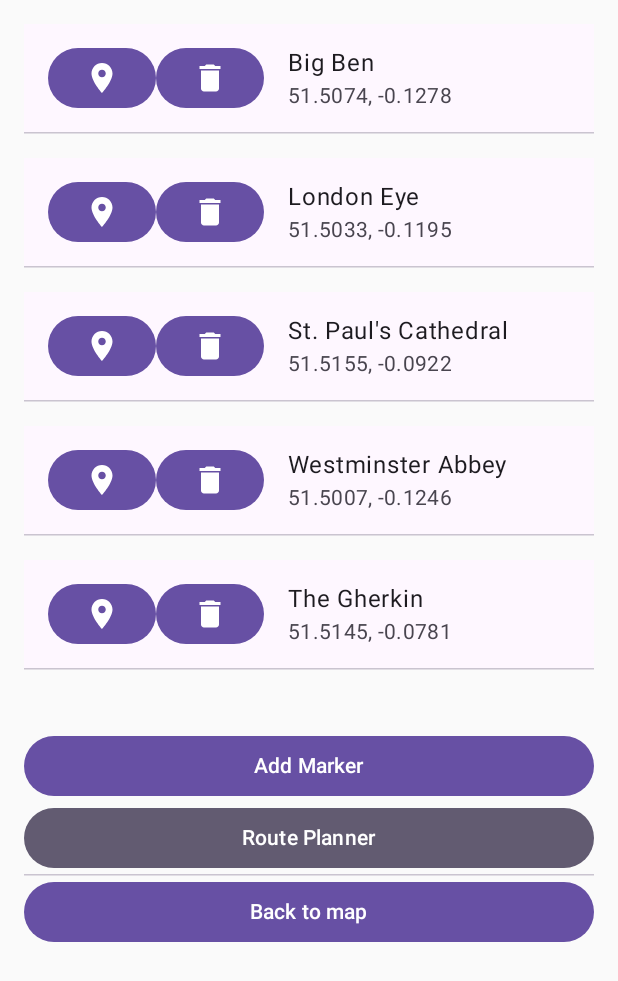
After one commit to Markokry/NavigacjaPD, an Android app built with Jetpack Compose: the MarkersListScreen screen opened through its navigation route, on a phone screen of 412 x 824 dp. The commit adds this screen. Shown: the top 981 px of the screen. Run offline under Robolectric (Android 15) with nearby library versions, the phone set to English and light mode, and no system bars; our stand-ins replace Room's generated code; libraries missing offline, so code that uses them is left out: com.google.maps.android, org.osmdroid.config, org.osmdroid.util, org.osmdroid.views; pictures from the network do not load; 5 statements that could not run were skipped.

Commit message:
#3 - route merge, markers list (#4)
* .idea w gitignore

* #3 - dorzucenie otrzymanego kodu do wyznaczania trasy, lista markerow

```diff
--- a/app/build.gradle
+++ b/app/build.gradle
@@ -84,6 +84,8 @@ dependencies {
     implementation 'com.squareup.retrofit2:converter-gson:2.9.0'
     // HTTP Logger
     implementation("com.squareup.okhttp3:logging-interceptor:4.10.0")
+    // MapUtils
+    implementation 'com.google.maps.android:android-maps-utils:3.9.0'
 
     implementation 'androidx.core:core-ktx:1.12.0'
     implementation 'androidx.lifecycle:lifecycle-runtime-ktx:2.8.7'
--- a/app/src/main/java/com/example/mapnavigationapp/dto/graph/geocoding/GeocodingResultDTO.kt
+++ b/app/src/main/java/com/example/mapnavigationapp/dto/graph/geocoding/GeocodingResultResponse.kt
@@ -13,10 +13,10 @@ package com.example.mapnavigationapp.dto.graph.geocoding
 import com.google.gson.annotations.SerializedName
 
 
-data class GeocodingResultDTO(
+data class GeocodingResultResponse(
 
     @SerializedName("hits")
-    val hits: List<LocationHitDTO>,
+    val hits: List<LocationHitResponse>,
 
     @SerializedName("locale")
     val locale: String,
--- a/app/src/main/java/com/example/mapnavigationapp/dto/graph/geocoding/PointDTO.kt
+++ b/app/src/main/java/com/example/mapnavigationapp/dto/graph/geocoding/PointResponse.kt
@@ -13,7 +13,7 @@ package com.example.mapnavigationapp.dto.graph.geocoding
 import com.google.gson.annotations.SerializedName
 
 
-data class PointDTO(
+data class PointResponse(
 
     @SerializedName("lat")
     val lat: Double,
--- a/app/src/main/java/com/example/mapnavigationapp/dto/view/MarkerDTO.kt
+++ b/app/src/main/java/com/example/mapnavigationapp/dto/view/MarkerDTO.kt
@@ -4,5 +4,11 @@ data class MarkerDTO(
     val id: Int,
     val latitude: Double,
     val longitude: Double,
-    val title: String
-)
+    val title: String,
+) {
+
+    fun formatLatLng(): String {
+        return "$latitude, $longitude"
+    }
+
+}
--- a/app/src/main/java/com/example/mapnavigationapp/view/AppNavigation.kt
+++ b/app/src/main/java/com/example/mapnavigationapp/view/AppNavigation.kt
@@ -7,6 +7,8 @@ import androidx.navigation.compose.rememberNavController
 import androidx.navigation.navArgument
 import com.example.mapnavigationapp.view.screens.MapScreenContent
 import com.example.mapnavigationapp.view.screens.MarkerManagementScreen
+import com.example.mapnavigationapp.view.screens.MarkersListScreen
+import com.example.mapnavigationapp.view.screens.RoutePlannerScreen
 import com.example.mapnavigationapp.viewmodel.MapViewModel
 
 @Composable
@@ -26,5 +28,11 @@ fun AppNavigation(viewModel: MapViewModel) {
                 markerId = if (markerId != -1) markerId else null
             )
         }
+        composable("route_planner") {
+            RoutePlannerScreen(viewModel, navController)
+        }
+        composable("markers_list") {
+            MarkersListScreen(viewModel, navController)
+        }
     }
 }
--- /dev/null
+++ b/app/src/main/java/com/example/mapnavigationapp/view/components/marker/MarkerListItem.kt
@@ -0,0 +1,44 @@
+package com.example.mapnavigationapp.view.components.marker
+
+import androidx.compose.foundation.layout.Row
+import androidx.compose.material.icons.Icons
+import androidx.compose.material.icons.filled.Delete
+import androidx.compose.material.icons.filled.Favorite
+import androidx.compose.material.icons.filled.LocationOn
+import androidx.compose.material3.Button
+import androidx.compose.material3.Icon
+import androidx.compose.material3.ListItem
+import androidx.compose.material3.Text
+import androidx.compose.runtime.Composable
+import com.example.mapnavigationapp.dto.view.MarkerDTO
+
+@Composable
+fun MarkerListItem(
+    marker: MarkerDTO,
+    onDelete: () -> Unit,
+    onClick: () -> Unit
+) {
+    ListItem(
+        headlineContent = { Text(marker.title) },
+        supportingContent = { Text(marker.formatLatLng()) },
+        leadingContent = {
+            Row {
+
+                Button(onClick = onClick) {
+                    Icon(
+                        Icons.Filled.LocationOn,
+                        contentDescription = "Find marker",
+                    )
+                }
+
+                Button(onClick = onDelete) {
+                    Icon(
+                        Icons.Filled.Delete,
+                        contentDescription = "Delete marker",
+                    )
+                }
+
+            }
+        }
+    )
+}
--- /dev/null
+++ b/app/src/main/java/com/example/mapnavigationapp/view/screens/MarkersListScreen.kt
@@ -0,0 +1,87 @@
+package com.example.mapnavigationapp.view.screens
+
+import androidx.compose.foundation.layout.Arrangement
+import androidx.compose.foundation.layout.Column
+import androidx.compose.foundation.layout.Spacer
+import androidx.compose.foundation.layout.fillMaxSize
+import androidx.compose.foundation.layout.fillMaxWidth
+import androidx.compose.foundation.layout.height
+import androidx.compose.foundation.layout.padding
+import androidx.compose.foundation.rememberScrollState
+import androidx.compose.foundation.verticalScroll
+import androidx.compose.material3.Button
+import androidx.compose.material3.ButtonDefaults
+import androidx.compose.material3.ExperimentalMaterial3Api
+import androidx.compose.material3.HorizontalDivider
+import androidx.compose.material3.MaterialTheme
+import androidx.compose.material3.Text
+import androidx.compose.runtime.Composable
+import androidx.compose.ui.Modifier
+import androidx.compose.ui.platform.LocalContext
+import androidx.compose.ui.unit.dp
+import androidx.navigation.NavController
+import com.example.mapnavigationapp.view.components.marker.MarkerListItem
+import com.example.mapnavigationapp.viewmodel.MapViewModel
+
+@OptIn(ExperimentalMaterial3Api::class)
+@Composable
+fun MarkersListScreen(viewModel: MapViewModel, navController: NavController) {
+    val context = LocalContext.current
+    val markers = viewModel.filteredMarkers
+
+    Column(
+        modifier = Modifier
+            .verticalScroll(rememberScrollState())
+            .fillMaxSize()
+            .padding(16.dp),
+        verticalArrangement = Arrangement.spacedBy(16.dp)
+    ) {
+        markers.forEach { marker ->
+            Column(
+                modifier = Modifier.fillMaxWidth()
+            ) {
+                MarkerListItem(
+                    marker = marker,
+                    onDelete = { viewModel.deleteMarker(marker.id) },
+                    onClick = {
+                        viewModel.centerMap(marker)
+                        navController.navigate("map")
+                    },
+                )
+                HorizontalDivider()
+            }
+        }
+        Spacer(modifier = Modifier.height(8.dp))
+
+        Column(
+            modifier = Modifier.fillMaxWidth()
+        ) {
+            Button(
+                onClick = { navController.navigate("manage_marker/-1") },
+                modifier = Modifier
+                    .fillMaxWidth(),
+                colors = ButtonDefaults.buttonColors(containerColor = MaterialTheme.colorScheme.primary)
+            ) {
+                Text("Add Marker")
+            }
+
+            Button(
+                onClick = { navController.navigate("route_planner") },
+                modifier = Modifier.fillMaxWidth(),
+                colors = ButtonDefaults.buttonColors(containerColor = MaterialTheme.colorScheme.secondary)
+            ) {
+                Text("Route Planner")
+            }
+
+            HorizontalDivider()
+
+            Button(
+                onClick = { navController.navigate("map") },
+                modifier = Modifier.fillMaxWidth(),
+            ) {
+                Text("Back to map")
+            }
+
+        }
+    }
+}
--- a/app/src/main/java/com/example/mapnavigationapp/viewmodel/MapViewModel.kt
+++ b/app/src/main/java/com/example/mapnavigationapp/viewmodel/MapViewModel.kt
@@ -2,20 +2,24 @@ package com.example.mapnavigationapp.viewmodel
 
 import android.util.Log
 import androidx.compose.runtime.mutableStateListOf
+import androidx.compose.runtime.mutableStateOf
 import androidx.lifecycle.ViewModel
 import androidx.lifecycle.viewModelScope
 import com.example.mapnavigationapp.MyApplication
 import com.example.mapnavigationapp.client.graph.ApiGraphService
 import com.example.mapnavigationapp.database.AppDatabase
-import com.example.mapnavigationapp.dto.graph.geocoding.GeocodingResultDTO
-import com.example.mapnavigationapp.dto.graph.geocoding.LocationHitDTO
+import com.example.mapnavigationapp.dto.graph.geocoding.GeocodingResultResponse
+import com.example.mapnavigationapp.dto.graph.geocoding.LocationHitResponse
+import com.example.mapnavigationapp.dto.graph.route.RouteResponse
 import com.example.mapnavigationapp.dto.view.MarkerDTO
 import com.example.mapnavigationapp.dto.view.RouteDTO
 import com.example.mapnavigationapp.entity.MarkerEntity
 import com.example.mapnavigationapp.entity.RouteEntity
+import com.google.maps.android.PolyUtil
 import kotlinx.coroutines.flow.MutableStateFlow
 import kotlinx.coroutines.flow.asStateFlow
 import kotlinx.coroutines.launch
+import org.osmdroid.util.GeoPoint
 import retrofit2.Call
 import retrofit2.Callback
 import retrofit2.Response
@@ -33,15 +37,82 @@ class MapViewModel : ViewModel() {
     val locationSearchText = _locationSearchText.asStateFlow()
 
     // filtrowanie lokalizacji po API
-    private val _locations = mutableStateListOf<LocationHitDTO>()
-    val locations: List<LocationHitDTO>
+    private val _locations = mutableStateListOf<LocationHitResponse>()
+    val locations: List<LocationHitResponse>
         get() = _locations
 
     val filteredMarkers = mutableStateListOf<MarkerDTO>()
     val routes = mutableListOf<RouteDTO>()
 
+    val mapCenter = mutableStateOf<GeoPoint>(
+        GeoPoint(51.5, -0.1)
+    )
+
+    private val _routePoints = mutableStateListOf<GeoPoint>()
+    val routePoints: List<GeoPoint> = _routePoints
+
     init {
         initializeSampleMarkers()
+    }
+
+    fun fetchRoute(start: GeoPoint, end: GeoPoint) {
+        viewModelScope.launch {
+            try {
+                val response = ApiGraphService.getInstance().getRoute(
+                    points = listOf(
+                        "${start.latitude},${start.longitude}",
+                        "${end.latitude},${end.longitude}"
+                    )
+                ).enqueue(
+                    object : Callback<RouteResponse> {
+                        override fun onResponse(
+                            call: Call<RouteResponse>,
+                            response: Response<RouteResponse>
+                        ) {
+                            if (response.isSuccessful) {
+                                val result: RouteResponse? = response.body()
+                                if (result != null) {
+                                    if (result.paths.isNotEmpty()) {
+                                        val path = result.paths[0]
+                                        _routePoints.clear()
+
+                                        val decodedPoints = PolyUtil.decode(path.points)
+
+                                        decodedPoints.forEach { point ->
+                                            _routePoints.add(GeoPoint(point.latitude, point.longitude))
+                                        }
+                                    }
+                                } else {
+                                    Log.e(
+                                        "MapNavigationApp",
+                                        "Route fetching error occurred... Response body is blank...",
+                                    )
+                                }
+                            } else {
+                                Log.e(
+                                    "MapNavigationApp",
+                                    "Route fetching occurred... Response body is not successful...",
+                                )
+                            }
+                        }
+
+                        override fun onFailure(call: Call<RouteResponse>, t: Throwable) {
+                            Log.e(
+                                "MapNavigationApp",
+                                "Route fetching error occurred... Call failure...",
+                                t
+                            )
+                        }
+                    }
+                )
+            } catch (e: Exception) {
+                Log.e(
+                    "MapNavigationApp",
+                    "Geocoding error occurred...",
+                    e
+                )
+            }
+        }
     }
 
     fun initializeSampleMarkers() {
@@ -89,6 +160,12 @@ class MapViewModel : ViewModel() {
                 db.mapDao().deleteMarker(it)
                 fetchMarkersFromDatabase()
             }
+        }
+    }
+
+    fun centerMap(marker: MarkerDTO) {
+        viewModelScope.launch {
+            mapCenter.value = GeoPoint(marker.latitude, marker.longitude)
         }
     }
 
@@ -162,13 +239,13 @@ class MapViewModel : ViewModel() {
                     searchPhrase = locationSearchText.value,
                     locale = "en"   // jako stala powinno byc
                 ).enqueue(
-                    object : Callback<GeocodingResultDTO> {
+                    object : Callback<GeocodingResultResponse> {
                         override fun onResponse(
-                            call: Call<GeocodingResultDTO>,
-                            response: Response<GeocodingResultDTO>
+                            call: Call<GeocodingResultResponse>,
+                            response: Response<GeocodingResultResponse>
                         ) {
                             if (response.isSuccessful) {
-                                val result: GeocodingResultDTO? = response.body()
+                                val result: GeocodingResultResponse? = response.body()
                                 if (result != null) {
                                     _locations.addAll(
                                         result.hits
@@ -187,7 +264,7 @@ class MapViewModel : ViewModel() {
                             }
                         }
 
-                        override fun onFailure(call: Call<GeocodingResultDTO>, t: Throwable) {
+                        override fun onFailure(call: Call<GeocodingResultResponse>, t: Throwable) {
                             Log.e(
                                 "MapNavigationApp",
                                 "Geocoding error occurred... Call failure...",
```
Also changed, not shown: app/src/main/java/com/example/mapnavigationapp/client/graph/ApiGraphService.kt (+9 -2 lines), app/src/main/java/com/example/mapnavigationapp/dto/graph/geocoding/LocationHitResponse.kt (renamed from app/src/main/java/com/example/mapnavigationapp/dto/graph/geocoding/LocationHitDTO.kt, +8 -3 lines), app/src/main/java/com/example/mapnavigationapp/dto/graph/route/PathResponse.kt (added, +17 -0 lines), app/src/main/java/com/example/mapnavigationapp/dto/graph/route/RouteResponse.kt (added, +11 -0 lines), app/src/main/java/com/example/mapnavigationapp/view/components/location/LocationSearchResult.kt (+24 -22 lines), app/src/main/java/com/example/mapnavigationapp/view/screens/MapScreen.kt (+46 -66 lines), app/src/main/java/com/example/mapnavigationapp/view/screens/RoutePlannerScreen.kt (added, +151 -0 lines).
